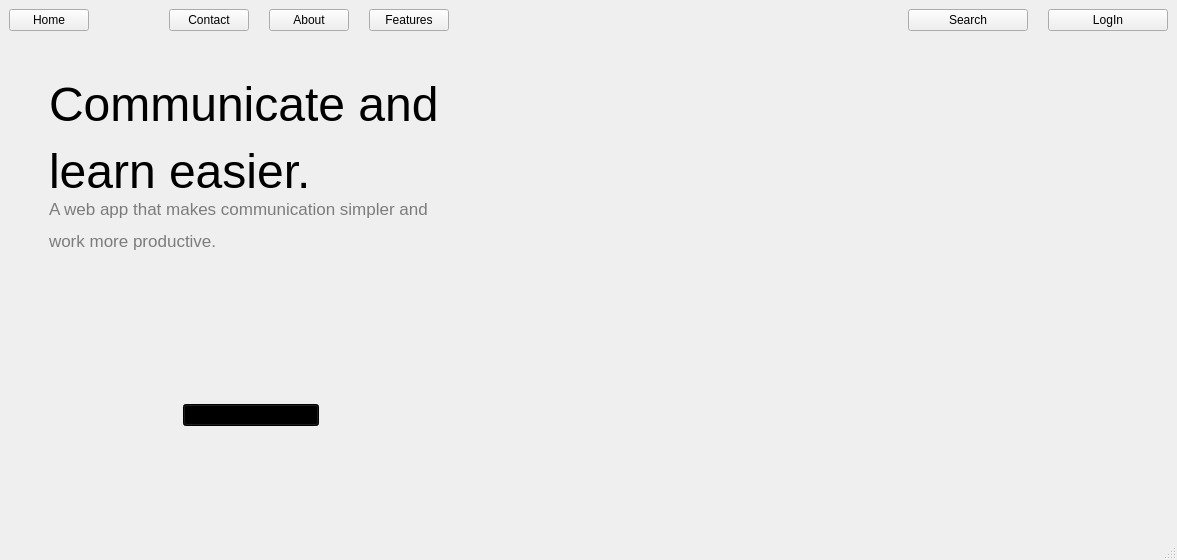
This is uis/landingpage.ui in ssysek/slack as Qt 5 draws it before an edit. The edited form follows.
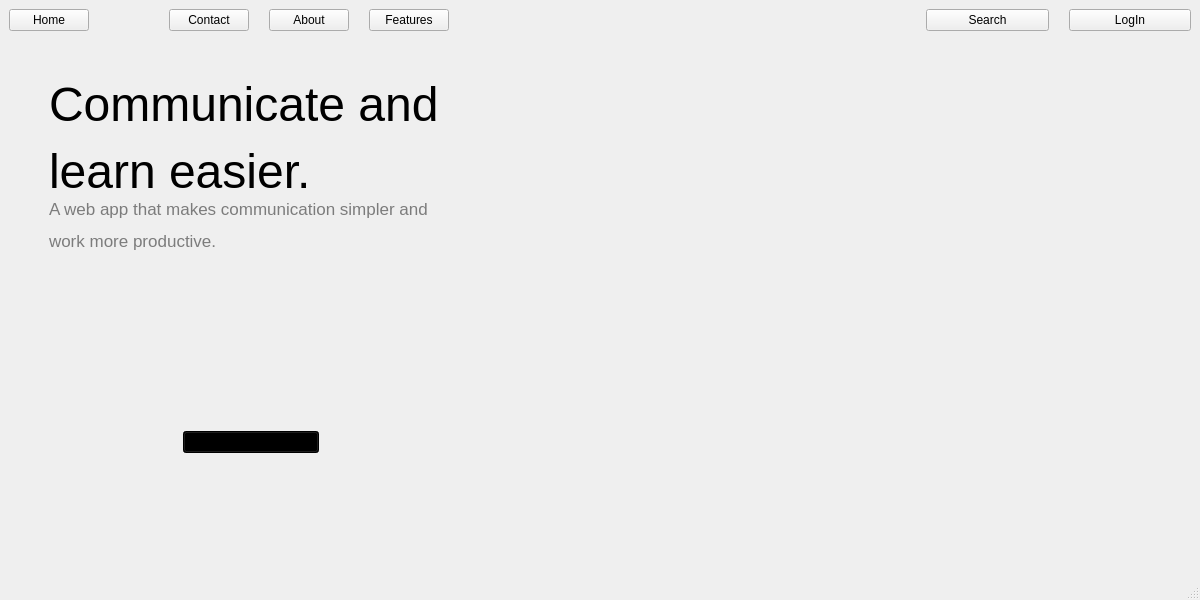
This is the edited form. Icons and pictures are not drawn.

Commit message: main window, bez logiki

What changed in the file:
```diff
--- a/uis/landingpage.ui
+++ b/uis/landingpage.ui
@@ -9,8 +9,8 @@
    <rect>
     <x>0</x>
     <y>0</y>
-    <width>1177</width>
-    <height>560</height>
+    <width>1200</width>
+    <height>600</height>
    </rect>
   </property>
   <property name="windowTitle">
```
Left out of the diff: 2 changed lines with no effect on the pictures. The commit also changes 3 other files.
